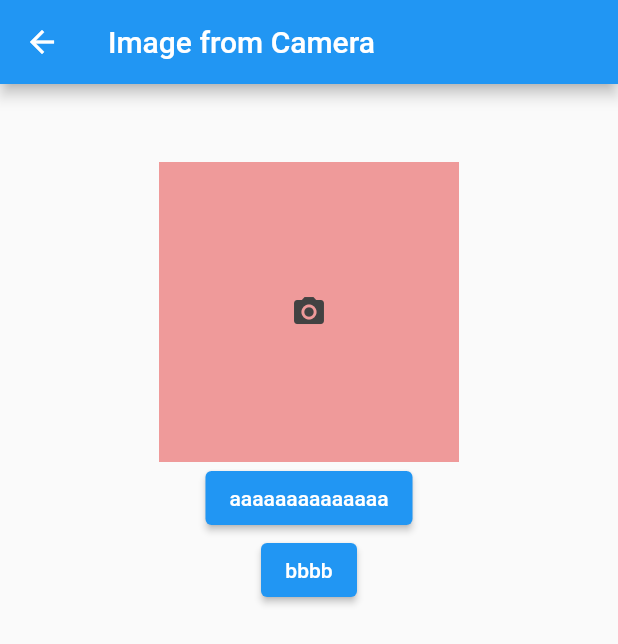
After one commit to Mohsin222/fetchdata-with-getx, a Flutter app: the PostProduct screen opened directly, after a tap on "Pick Image from Camera", on a phone screen of 412 x 824 dp. The commit adds this screen. Shown: the top 644 px of the screen. Run offline on Flutter 3.47's test engine with Material 2 defaults, Android fonts, the phone set to English and light mode, and no system bars; our stand-ins replace dio, get, image_picker; missing offline and left inert: smartrefresh; network calls fail.

Commit message:
add some

```diff
--- a/lib/main.dart
+++ b/lib/main.dart
@@ -2,6 +2,8 @@ import 'package:flutter/material.dart';
 import 'package:get/get.dart';
 import 'package:get/get_navigation/src/root/get_material_app.dart';
 import 'package:workwithgetx/main_screen.dart';
+import 'package:workwithgetx/views/product/postproduct.dart';
+import 'package:workwithgetx/views/product/upload.dart';
 
 void main() {
   runApp(const MyApp());
@@ -19,7 +21,8 @@ class MyApp extends StatelessWidget {
 
         primarySwatch: Colors.blue,
       ),
-      home: const MyHomePage(title: 'Flutter Demo Home Page'),
+      // home: const MyHomePage(title: 'Flutter Demo Home Page'),
+      home: const UplaodPrac(),
     );
   }
 }
--- a/lib/main_screen.dart
+++ b/lib/main_screen.dart
@@ -25,7 +25,9 @@ class _MainScreenState extends State<MainScreen> {
         title: Text(contrll.loading.value.toString()),
         actions: [
 
-          IconButton(onPressed: ()async{
+          IconButton(onPressed: (
+
+          )async{
 contrll.refreshData();
           }, icon: Icon(Icons.add))
         ],
--- /dev/null
+++ b/lib/model/product_model.dart
@@ -0,0 +1,72 @@
+class ProductModel {
+  String? name;
+  String? description;
+  String? richDescription;
+  String? image;
+  List<String>? images;
+  String? brand;
+  int? price;
+  String? category;
+  int? countInStock;
+  int? rating;
+  int? numReviews;
+  bool? isFeatured;
+  String? sId;
+  String? dateCreated;
+  int? iV;
+
+  ProductModel(
+      {this.name,
+      this.description,
+      this.richDescription,
+      this.image,
+      this.images,
+      this.brand,
+      this.price,
+      this.category,
+      this.countInStock,
+      this.rating,
+      this.numReviews,
+      this.isFeatured,
+      this.sId,
+      this.dateCreated,
+      this.iV});
+
+  ProductModel.fromJson(Map<String, dynamic> json) {
+    name = json['name']  ?? '';
+    description = json['description']  ?? '';
+    richDescription = json['richDescription']  ?? '';
+    image = json['image']  ?? '';
+    images = json['images'].cast<String>()  ?? [];
+    brand = json['brand']  ?? '';
+    price = json['price']  ?? '';
+    category = json['category']  ?? '';
+    countInStock = json['countInStock']  ?? 0;
+    rating = json['rating']  ?? 0;
+    numReviews = json['numReviews'] ?? '';
+    isFeatured = json['isFeatured'] ?? '';
+    sId = json['_id'] ?? '';
+    dateCreated = json['dateCreated'] ?? '';
+    iV = json['__v'] ?? '';
+  }
+
+  Map<String, dynamic> toJson() {
+    final Map<String, dynamic> data = new Map<String, dynamic>();
+    data['name'] = this.name;
+    data['description'] = this.description;
+    data['richDescription'] = this.richDescription;
+    data['image'] = this.image;
+    data['images'] = this.images;
+    data['brand'] = this.brand;
+    data['price'] = this.price;
+    data['category'] = this.category;
+    data['countInStock'] = this.countInStock;
+    data['rating'] = this.rating;
+    data['numReviews'] = this.numReviews;
+    data['isFeatured'] = this.isFeatured;
+    data['_id'] = this.sId;
+    data['dateCreated'] = this.dateCreated;
+    data['__v'] = this.iV;
+    return data;
+  }
+}
--- /dev/null
+++ b/lib/views/product/postproduct.dart
@@ -0,0 +1,163 @@
+import 'dart:io';
+
+import 'package:flutter/material.dart';
+import 'package:flutter/src/widgets/framework.dart';
+import 'package:flutter/src/widgets/placeholder.dart';
+import 'package:image_picker/image_picker.dart';
+
+import '../../services/productservices.dart';
+enum ImageSourceType { gallery, camera }
+class PostProduct extends StatefulWidget {
+  const PostProduct({super.key});
+
+  @override
+  State<PostProduct> createState() => _PostProductState();
+}
+
+class _PostProductState extends State<PostProduct> {
+   void _handleURLButtonPress(BuildContext context, var type) {
+    Navigator.push(context,
+        MaterialPageRoute(builder: (context) => ImageFromGalleryEx(type)));
+  }
+  @override
+  Widget build(BuildContext context) {
+    return  Scaffold(
+        appBar: AppBar(
+          title: Text("Image Picker Example"),
+        ),
+         body: Center(
+          child: Column(
+            children: [
+              MaterialButton(
+                color: Colors.blue,
+                child: Text(
+                  "Pick Image from Gallery",
+                  style: TextStyle(
+                      color: Colors.white70, fontWeight: FontWeight.bold),
+                ),
+                onPressed: () {
+                  _handleURLButtonPress(context, ImageSourceType.gallery);
+                },
+              ),
+              MaterialButton(
+                color: Colors.blue,
+                child: Text(
+                  "Pick Image from Camera",
+                  style: TextStyle(
+                      color: Colors.white70, fontWeight: FontWeight.bold),
+                ),
+                onPressed: () {
+                  _handleURLButtonPress(context, ImageSourceType.camera);
+                },
+              ),
+            ],
+          ),
+        ));
+
+  }
+}
+
+
+
+
+class ImageFromGalleryEx extends StatefulWidget {
+  final type;
+  ImageFromGalleryEx(this.type);
+
+  @override
+  ImageFromGalleryExState createState() => ImageFromGalleryExState(this.type);
+}
+
+class ImageFromGalleryExState extends State<ImageFromGalleryEx> {
+  var _image;
+  var imagePicker;
+  var type;
+
+  ImageFromGalleryExState(this.type);
+
+  @override
+  void initState() {
+    super.initState();
+    imagePicker = new ImagePicker();
+  }
+
+  @override
+  Widget build(BuildContext context) {
+    return Scaffold(
+      appBar: AppBar(
+          title: Text(type == ImageSourceType.camera
+              ? "Image from Camera"
+              : "Image from Gallery")),
+      body: Column(
+        children: <Widget>[
+          SizedBox(
+            height: 52,
+          ),
+          Center(
+            child: GestureDetector(
+              onTap: () async {
+                var source = type == ImageSourceType.camera
+                    ? ImageSource.camera
+                    : ImageSource.gallery;
+                XFile image = await imagePicker.pickImage(
+                    source: source, imageQuality: 50, preferredCameraDevice: CameraDevice.front);
+                setState(() {
+                  _image = File(image.path);
+                });
+              },
+              child: Container(
+                width: 200,
+                height: 200,
+                decoration: BoxDecoration(
+                    color: Colors.red[200]),
+                child: _image != null
+                    ? Image.file(
+                          _image,
+                          width: 200.0,
+                          height: 200.0,
+                          fit: BoxFit.fitHeight,
+                        )
+                    : Container(
+                        decoration: BoxDecoration(
+                            color: Colors.red[200]),
+                        width: 200,
+                        height: 200,
+                        child: Icon(
+                          Icons.camera_alt,
+                          color: Colors.grey[800],
+                        ),
+                      ),
+              ),
+            ),
+          ),
+
+          ElevatedButton(onPressed: ()async{
+
+            print(_image.toString());
+             ProductServices.postProduct(imgPath: _image.toString());
+            // print(_image);
+          }, child: Text('aaaaaaaaaaaaaa')),
+
+
+
+
+            ElevatedButton(onPressed: ()async{
+
+            print(_image.toString());
+             ProductServices productServices =ProductServices();
+             await productServices.getD();
+            // print(_image);
+          }, child: Text('bbbb'))
+
+
+
+
+
+
+
+
+        ],
+      ),
+    );
+  }
+}
--- a/pubspec.yaml
+++ b/pubspec.yaml
@@ -38,6 +38,7 @@ dependencies:
   dio: ^5.4.0
   get: ^4.6.5
   smartrefresh: ^0.0.2
+  image_picker: ^1.0.4
 
 dev_dependencies:
   flutter_test:
```
Also changed, not shown: lib/services/productservices.dart (added, +71 -0 lines), lib/views/product/upload.dart (added, +74 -0 lines), pubspec.lock, 5 other files.
